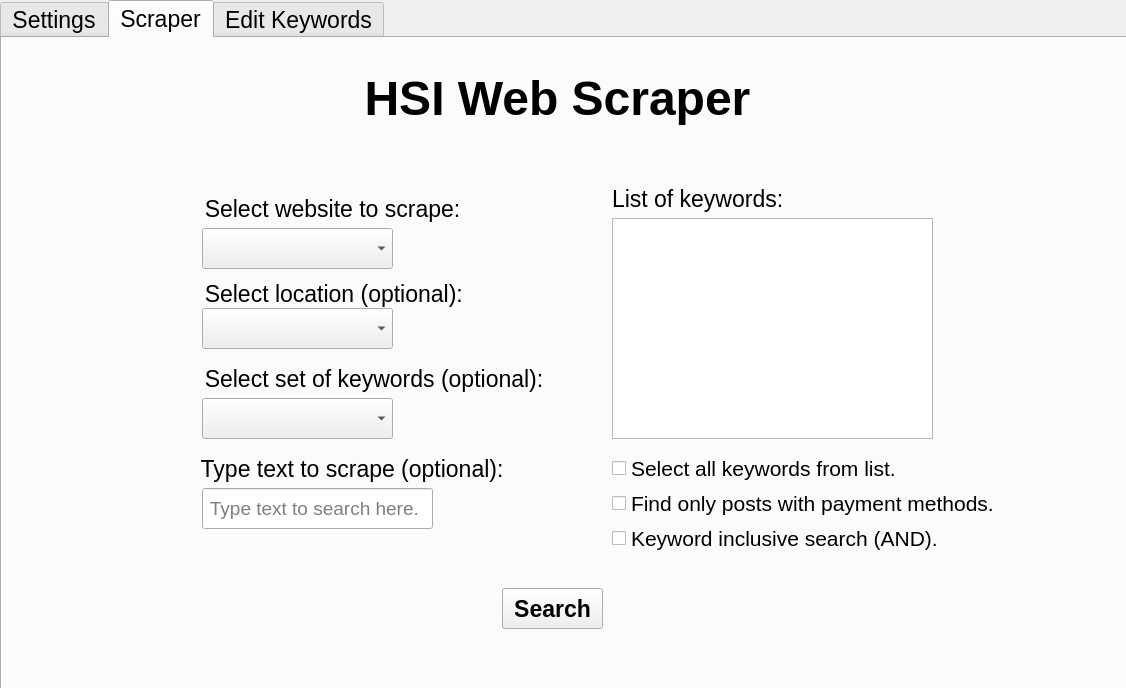
Old version of the form src/Scraper.ui in the repository dfgrisales5078/HSI-Web-Scraper.
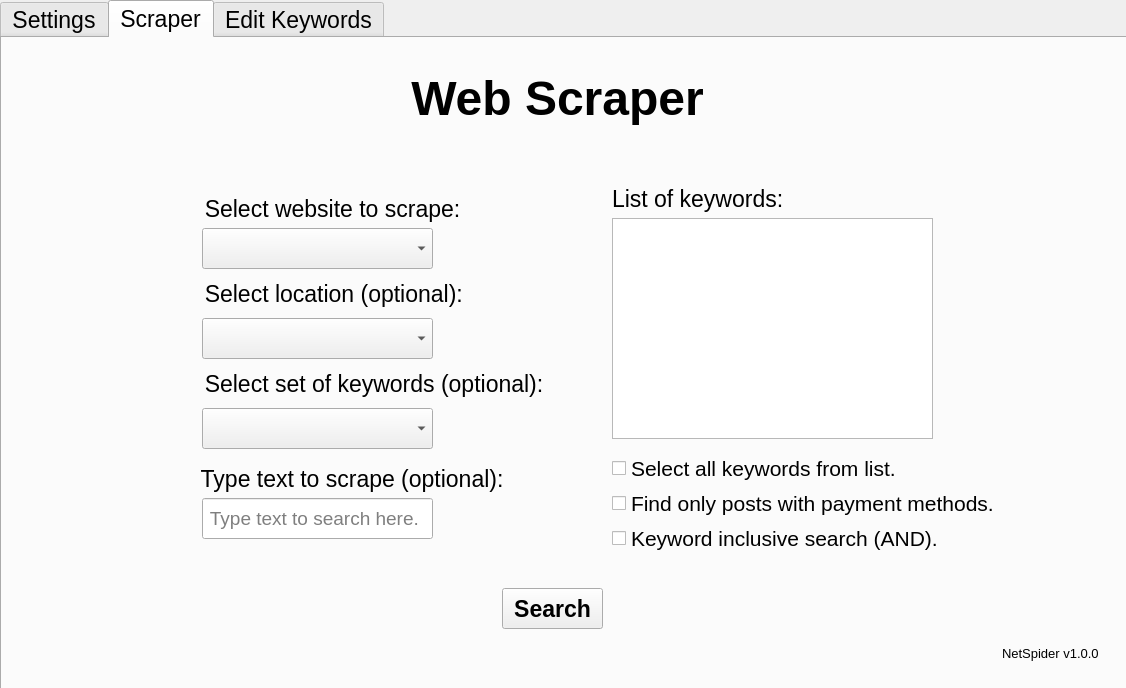
New version of the form. The open tabs and pages were chosen to show the change.

Commit message: updated GUI dark mode template

What changed in the file:
```diff
--- a/src/Scraper.ui
+++ b/src/Scraper.ui
@@ -332,14 +332,14 @@
      <property name="geometry">
       <rect>
        <x>200</x>
-       <y>360</y>
-       <width>191</width>
+       <y>370</y>
+       <width>231</width>
        <height>41</height>
       </rect>
      </property>
      <property name="font">
       <font>
-       <pointsize>17</pointsize>
+       <pointsize>14</pointsize>
       </font>
      </property>
      <property name="currentText">
@@ -355,9 +355,9 @@
      <property name="geometry">
       <rect>
        <x>190</x>
-       <y>320</y>
+       <y>330</y>
        <width>361</width>
-       <height>41</height>
+       <height>31</height>
       </rect>
      </property>
      <property name="font">
@@ -428,7 +428,7 @@
      <property name="geometry">
       <rect>
        <x>180</x>
-       <y>410</y>
+       <y>420</y>
        <width>331</width>
        <height>41</height>
       </rect>
@@ -458,7 +458,7 @@
       </font>
      </property>
      <property name="text">
-      <string>HSI Web Scraper</string>
+      <string>Web Scraper</string>
      </property>
      <property name="alignment">
       <set>Qt::AlignCenter</set>
@@ -469,13 +469,13 @@
       <rect>
        <x>200</x>
        <y>190</y>
-       <width>191</width>
+       <width>231</width>
        <height>41</height>
       </rect>
      </property>
      <property name="font">
       <font>
-       <pointsize>17</pointsize>
+       <pointsize>14</pointsize>
       </font>
      </property>
      <property name="currentText">
@@ -534,7 +534,7 @@
      <property name="geometry">
       <rect>
        <x>200</x>
-       <y>450</y>
+       <y>460</y>
        <width>231</width>
        <height>41</height>
       </rect>
@@ -591,14 +591,14 @@
      <property name="geometry">
       <rect>
        <x>200</x>
-       <y>270</y>
-       <width>191</width>
+       <y>280</y>
+       <width>231</width>
        <height>41</height>
       </rect>
      </property>
      <property name="font">
       <font>
-       <pointsize>17</pointsize>
+       <pointsize>14</pointsize>
       </font>
      </property>
      <property name="currentText">
@@ -623,6 +623,25 @@
       <string>  Select location (optional):</string>
      </property>
     </widget>
+    <widget class="QLabel" name="label_6">
+     <property name="geometry">
+      <rect>
+       <x>1000</x>
+       <y>600</y>
+       <width>121</width>
+       <height>31</height>
+      </rect>
+     </property>
+     <property name="font">
+      <font>
+       <pointsize>10</pointsize>
+       <bold>false</bold>
+      </font>
+     </property>
+     <property name="text">
+      <string>NetSpider v1.0.0</string>
+     </property>
+    </widget>
    </widget>
    <widget class="QWidget" name="EditKeywords">
     <attribute name="title">
```
Left out of the diff: 62 changed lines with no effect on the pictures. The commit also changes 2 other files.
